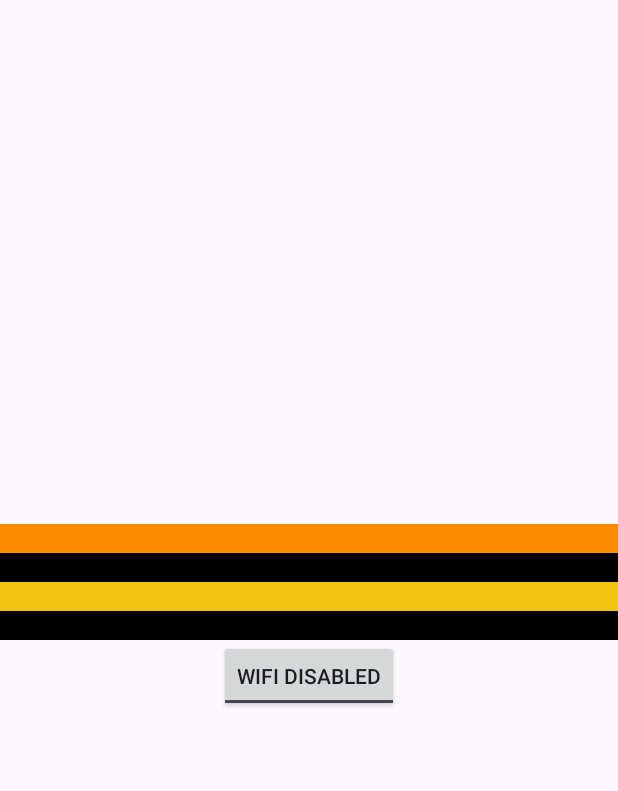
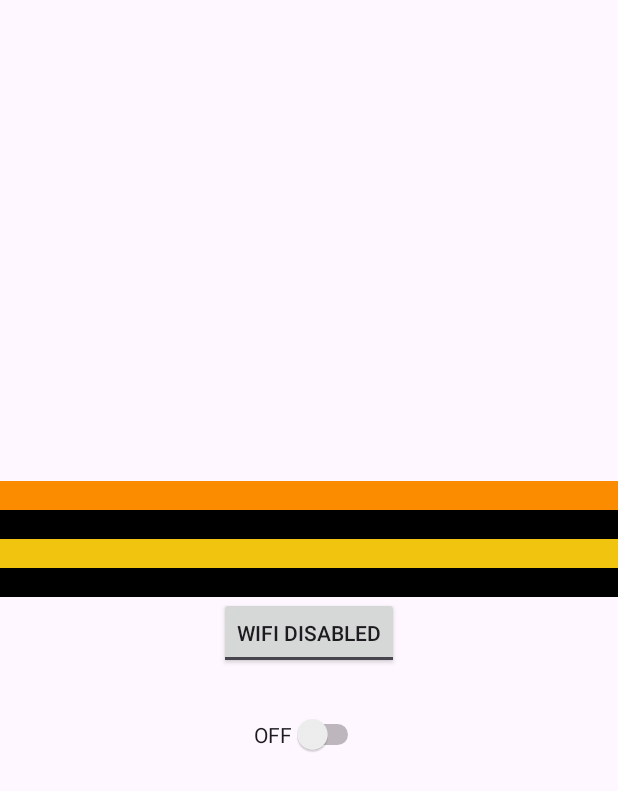
Before and after one commit to amitcoder2468/first-app, an Android app: the Togglebtn screen opened directly, with no data from a screen before it, on a phone screen of 412 x 824 dp. Shown: the top 791 px of the screen. Run offline under Robolectric (Android 15) with nearby library versions, the phone set to English and light mode, and no system bars.

Commit message:
Finished App

```diff
--- a/app/src/main/res/layout/activity_togglebtn.xml
+++ b/app/src/main/res/layout/activity_togglebtn.xml
@@ -37,5 +37,12 @@
         android:onClick="getValuesFromToggleBtn"/>
 
 
-
+    <Switch
+        android:layout_width="wrap_content"
+        android:id="@+id/wifiswitch"
+        android:layout_height="wrap_content"
+        android:text="OFF"
+        android:layout_marginTop="30sp"
+        android:onClick="getvaluefromswitch"
+        />
 </LinearLayout>
```
